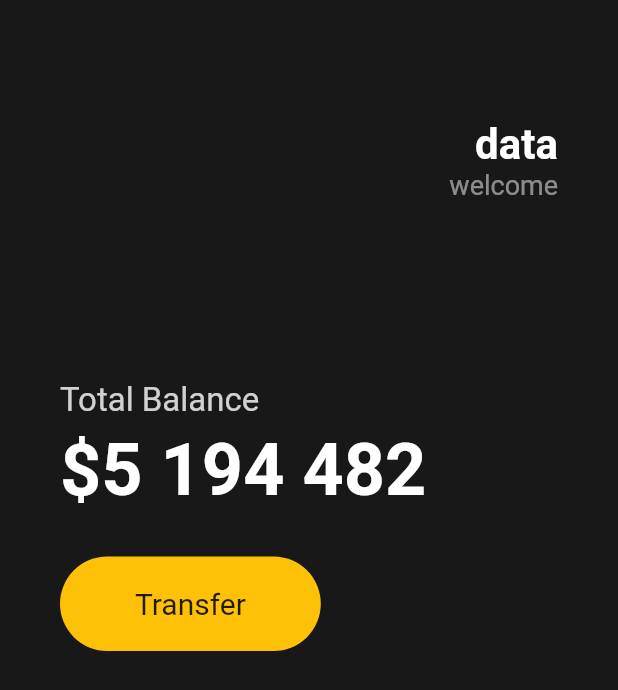
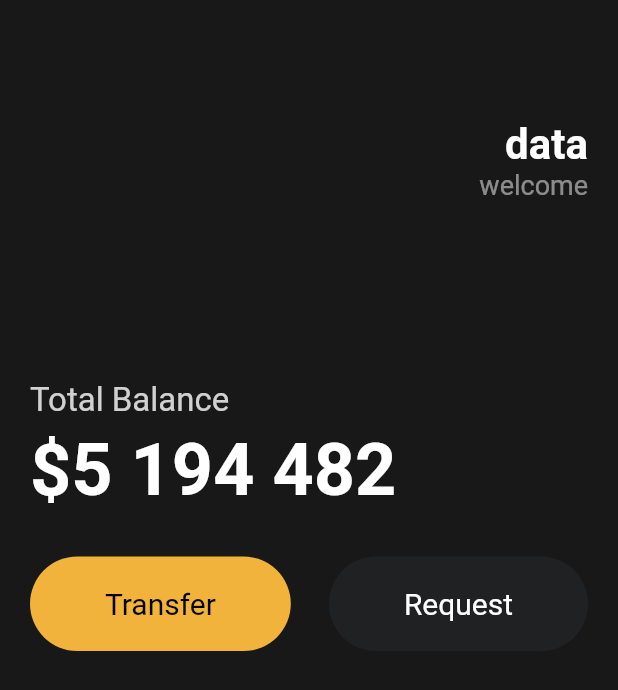
Before and after one commit to sh6137/flutter_study, a Flutter app: the screen it shows after launch, on a phone screen of 412 x 824 dp. Shown: the top 690 px of the screen. Run offline on Flutter 3.47's test engine with Material 2 defaults, Android fonts, the phone set to English and light mode, and no system bars.

Commit message:
create : button.dart

```diff
--- a/lib/main.dart
+++ b/lib/main.dart
@@ -1,4 +1,5 @@
 import 'package:flutter/material.dart';
+import 'package:flutter_study/widgets/button.dart';
 
 void main() {
   runApp(const MyApp());
@@ -14,7 +15,7 @@ class MyApp extends StatelessWidget {
         backgroundColor: const Color(0xFF181818),
         body: Padding(
           padding: const EdgeInsets.symmetric(
-            horizontal: 40,
+            horizontal: 20,
           ),
           child: Column(
             crossAxisAlignment: CrossAxisAlignment.start,
@@ -47,7 +48,7 @@ class MyApp extends StatelessWidget {
                   )
                 ],
               ),
-               const SizedBox(
+              const SizedBox(
                 height: 120,
               ),
               Text(
@@ -72,25 +73,18 @@ class MyApp extends StatelessWidget {
                 height: 30,
               ),
               Row(
-                children: [
-                  Container(
-                    decoration: BoxDecoration(
-                      color: Colors.amber,
-                      borderRadius: BorderRadius.circular(45),
-                    ),
-                    child:  const Padding(
-                      padding: EdgeInsets.symmetric(
-                        vertical: 20,
-                        horizontal: 50,
-                      ),
-                      child: Text(
-                        'Transfer',
-                        style: TextStyle(
-                          fontSize: 20,
-                        ),
-                      ),
-                    ),
-                  )
+                mainAxisAlignment: MainAxisAlignment.spaceBetween,
+                children: const [
+                  Button(
+                    text: 'Transfer',
+                    bgColor: Color(0xFFF1B33B),
+                    textColor: Colors.black,
+                  ),
+                  Button(
+                    text: 'Request',
+                    bgColor: Color(0xFF1F2123),
+                    textColor: Colors.white,
+                  ),
                 ],
               ),
             ],
--- /dev/null
+++ b/lib/widgets/button.dart
@@ -0,0 +1,37 @@
+import 'package:flutter/cupertino.dart';
+import 'package:flutter/material.dart';
+
+class Button extends StatelessWidget {
+  const Button(
+      {Key? key,
+      required this.text,
+      required this.bgColor,
+      required this.textColor})
+      : super(key: key);
+  final String text;
+  final Color bgColor;
+  final Color textColor;
+
+  @override
+  Widget build(BuildContext context) {
+    return Container(
+      decoration: BoxDecoration(
+        color: bgColor,
+        borderRadius: BorderRadius.circular(45),
+      ),
+      child: Padding(
+        padding: const EdgeInsets.symmetric(
+          vertical: 20,
+          horizontal: 50,
+        ),
+        child: Text(
+          text,
+          style: TextStyle(
+            color: textColor,
+            fontSize: 20,
+          ),
+        ),
+      ),
+    );
+  }
+}
```
